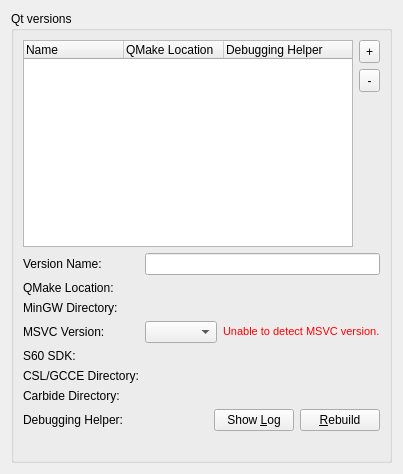
The window that src/plugins/qt4projectmanager/qtversionmanager.ui (qt-creator/qt-creator) describes before a commit, drawn with Qt 5.
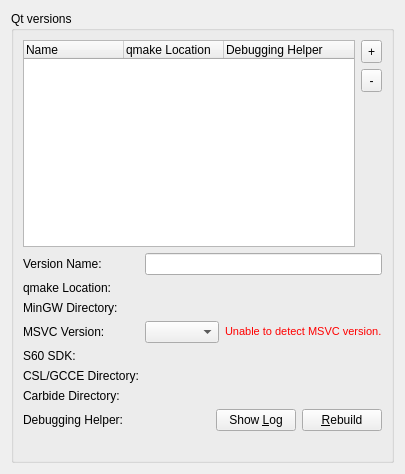
The same window after the commit. Custom widgets are drawn as their Qt base class.

Commit message: Rename QMake to qmake since that's the official spelling.

What changed in the file:
```diff
--- a/src/plugins/qt4projectmanager/qtversionmanager.ui
+++ b/src/plugins/qt4projectmanager/qtversionmanager.ui
@@ -6,7 +6,7 @@
    <rect>
     <x>0</x>
     <y>0</y>
-    <width>375</width>
+    <width>405</width>
     <height>474</height>
    </rect>
   </property>
@@ -34,7 +34,7 @@
           </column>
           <column>
            <property name="text">
-            <string>QMake Location</string>
+            <string>qmake Location</string>
            </property>
           </column>
           <column>
@@ -110,7 +110,7 @@
         <item row="1" column="0">
          <widget class="QLabel" name="pathLabel">
           <property name="text">
-           <string>QMake Location:</string>
+           <string>qmake Location:</string>
           </property>
          </widget>
         </item>
```
The commit also changes 9 other files.
